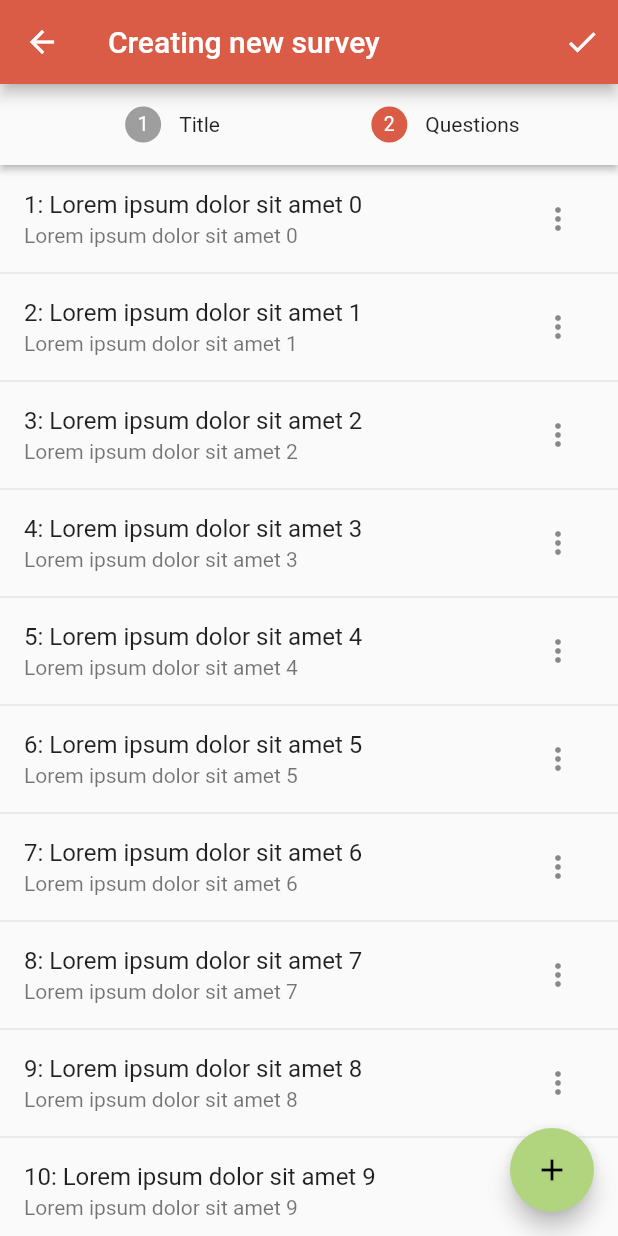
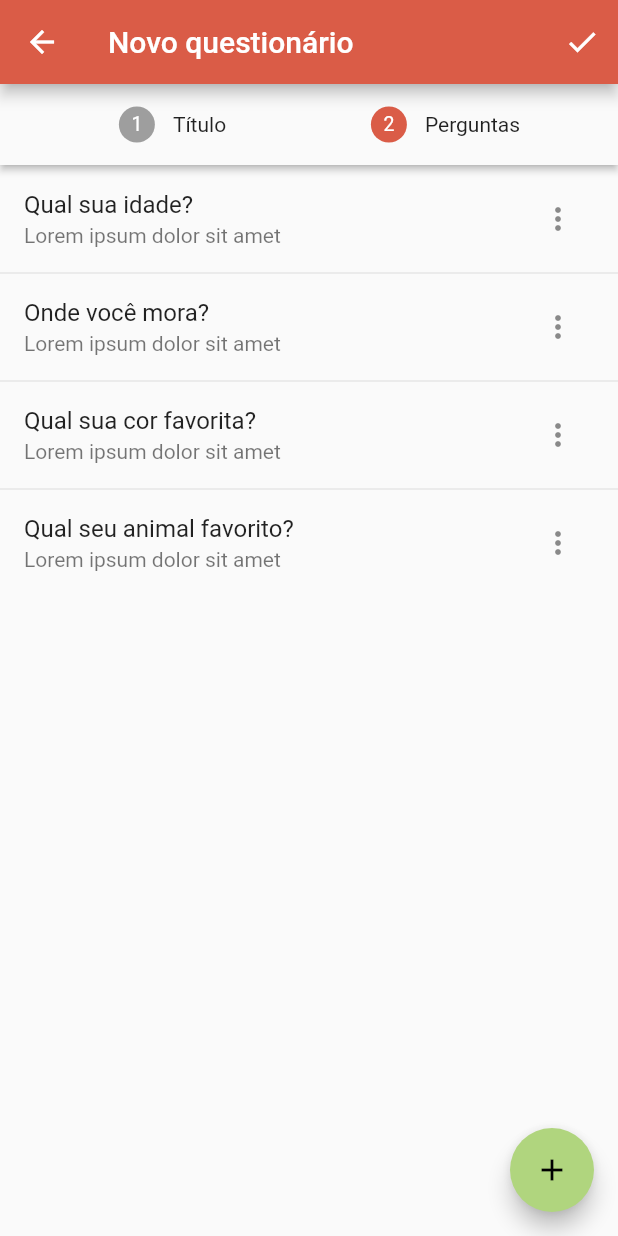
Before and after one commit to caiopo/sage, a Flutter app: the SurveyCreateScreen screen opened directly, after a tap on an icon or button, on a phone screen of 412 x 824 dp. Run offline on Flutter 3.47's test engine with Material 2 defaults, Android fonts, the phone set to English and light mode, and no system bars; our stand-ins replace firebase_auth, flutter_hooks, flutter_svg, font_awesome_flutter, google_sign_in; missing offline and left inert: encrypt, flutter_auth_buttons, jdenticon_dart, pointycastle; accounts and stored records are empty; generated files the repository leaves out were written again.

Commit message:
app: Translate labels

```diff
--- a/app/lib/components/presentational/gaia_wordmark.dart
+++ b/app/lib/components/presentational/gaia_wordmark.dart
@@ -8,7 +8,7 @@ class GaiaWordmark extends StatelessWidget {
   @override
   Widget build(BuildContext context) {
     return Text(
-      'Gaia',
+      'Sage',
       style: TextStyle(
         fontFamily: 'Mali SemiBold',
         fontSize: size,
--- a/app/lib/components/presentational/sync_button.dart
+++ b/app/lib/components/presentational/sync_button.dart
@@ -10,7 +10,7 @@ class SyncButton extends StatelessWidget {
         color: Colors.white,
       ),
       label: Text(
-        'SYNC',
+        'SINCRONIZAR',
         style: TextStyle(color: Colors.white),
       ),
       onPressed: () {
--- a/app/lib/screens/login/login_screen.dart
+++ b/app/lib/screens/login/login_screen.dart
@@ -35,6 +35,7 @@ class LoginScreen extends HookWidget {
                         GaiaWordmark(size: 72),
                         SizedBox(height: 8),
                         GoogleSignInButton(
+                          text: 'Entrar com Google',
                           onPressed: () async {
                             await Navigator.pushReplacement(
                                 context, Routes.surveyList());
--- a/app/lib/screens/survey_create/question_list.dart
+++ b/app/lib/screens/survey_create/question_list.dart
@@ -29,8 +29,8 @@ class QuestionList extends StatelessWidget {
         final question = questions[i];
         return ListTile(
           key: Key(question.id.toString()),
-          title: Text('${i + 1}: ${question.title}'),
-          subtitle: Text(question.title),
+          title: Text('${question.title}'),
+          subtitle: Text('Lorem ipsum dolor sit amet'),
           trailing: _buildPopupMenu(),
           onTap: () {},
         );
--- a/app/lib/screens/survey_create/survey_create_screen.dart
+++ b/app/lib/screens/survey_create/survey_create_screen.dart
@@ -13,7 +13,7 @@ class SurveyCreateScreen extends HookWidget {
     return WillPopScope(
       child: Scaffold(
         appBar: AppBar(
-          title: Text('Creating new survey'),
+          title: Text('Novo questionário'),
           actions: <Widget>[
             IconButton(
               icon: Icon(
@@ -28,7 +28,7 @@ class SurveyCreateScreen extends HookWidget {
         ),
         floatingActionButton: showFab.value
             ? FloatingActionButton(
-                tooltip: 'Add Question',
+                tooltip: 'Adicionar pergunta',
                 child: Icon(Icons.add),
                 onPressed: () {
                   Navigator.push(context, Routes.questionCreate());
--- a/app/lib/screens/survey_create/survey_stepper.dart
+++ b/app/lib/screens/survey_create/survey_stepper.dart
@@ -49,14 +49,20 @@ class _SurveyStepperState extends State<SurveyStepper> {
       );
     }
 
-    return QuestionList(
-      questions: List.generate(
-        100,
-        (i) => SurveyQuestion(
-              title: 'Lorem ipsum dolor sit amet $i',
-            ),
+    return QuestionList(questions: [
+      SurveyQuestion(
+        title: 'Qual sua idade?',
       ),
-    );
+      SurveyQuestion(
+        title: 'Onde você mora?',
+      ),
+      SurveyQuestion(
+        title: 'Qual sua cor favorita?',
+      ),
+      SurveyQuestion(
+        title: 'Qual seu animal favorito?',
+      ),
+    ]);
   }
 
   void setStep(int step) {
@@ -91,7 +97,7 @@ class IdenticonTextField extends HookWidget {
               decoration: InputDecoration(
                 border: OutlineInputBorder(),
                 hintText: "Pesquisa de Opinião",
-                labelText: "Title",
+                labelText: "Título",
               ),
               style: Theme.of(context).textTheme.subhead.copyWith(fontSize: 20),
               onChanged: (value) {
@@ -125,8 +131,8 @@ class StepperBar extends StatelessWidget {
         child: Row(
           mainAxisAlignment: MainAxisAlignment.spaceAround,
           children: <Widget>[
-            Expanded(child: buildStep(theme, 0, 'Title')),
-            Expanded(child: buildStep(theme, 1, 'Questions')),
+            Expanded(child: buildStep(theme, 0, 'Título')),
+            Expanded(child: buildStep(theme, 1, 'Perguntas')),
           ],
         ),
       ),
--- a/app/lib/screens/sync/sync_screen.dart
+++ b/app/lib/screens/sync/sync_screen.dart
@@ -6,7 +6,7 @@ class SyncScreen extends HookWidget {
   Widget build(BuildContext context) {
     return Scaffold(
       appBar: AppBar(
-        title: Text('Sync'),
+        title: Text('Sincronização'),
       ),
       body: Column(
         mainAxisAlignment: MainAxisAlignment.center,
@@ -15,7 +15,7 @@ class SyncScreen extends HookWidget {
           SizedBox(height: 16),
           CircularProgressIndicator(),
           SizedBox(height: 16),
-          Text('Synchronizing', style: TextStyle(fontSize: 24)),
+          Text('Sincronizando...', style: TextStyle(fontSize: 24)),
           SizedBox(height: 32),
         ],
       ),
```
Also changed, not shown: app/lib/api/surveys.dart (+33 -33 lines), app/lib/screens/survey_list/survey_list_screen.dart (+23 -3 lines), app/lib/utils/crypto.dart (+13 -13 lines).
